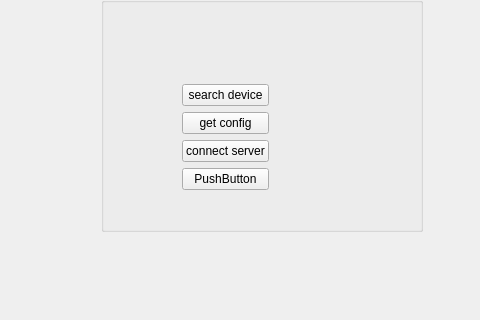
Above: mainwindow.ui from ryder1986/pedestrian-client before the change; both pictures show x 0 to 480 and y 104 to 424 of the 779 by 424 pixel window. Below: the same form after it.
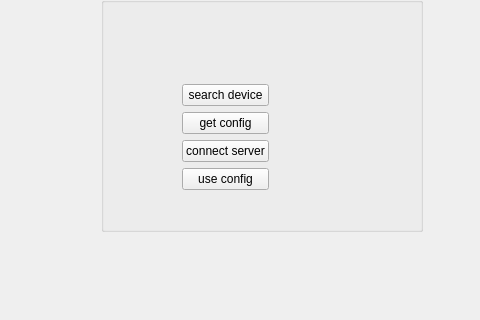
That is the form after the change.

What changed in the file:
```diff
--- a/mainwindow.ui
+++ b/mainwindow.ui
@@ -49,7 +49,7 @@
          <item row="3" column="0">
           <widget class="QPushButton" name="pushButton_3">
            <property name="text">
-            <string>PushButton</string>
+            <string>use config</string>
            </property>
           </widget>
          </item>
```
Left out of the diff: 6 changed lines with no effect on the pictures.
